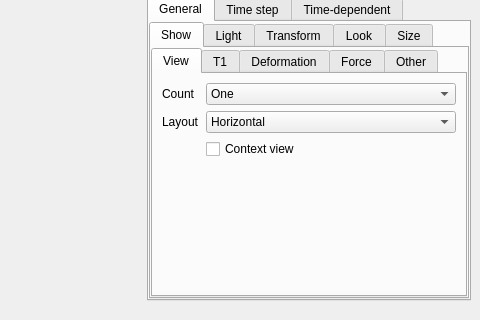
This is MainWindow.ui in danlipsa/foamvis as Qt 5 draws it before an edit; both pictures show x 563 to 1043 and y 140 to 460 of the 1043 by 596 pixel window. The edited form follows.
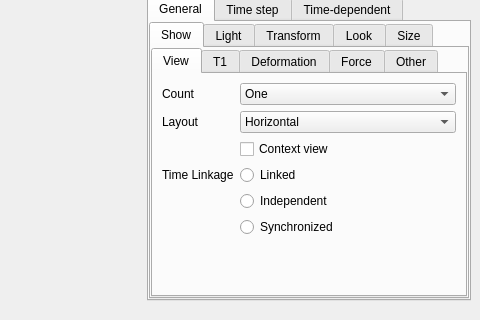
This is the edited form. The open tabs and pages were chosen to show the change. Custom widgets are drawn as their Qt base class.

```diff
--- a/MainWindow.ui
+++ b/MainWindow.ui
@@ -403,6 +403,43 @@
                      </property>
                     </widget>
                    </item>
+                   <item row="3" column="1">
+                    <widget class="QRadioButton" name="radioButtonTimeLinked">
+                     <property name="text">
+                      <string>Linked</string>
+                     </property>
+                     <attribute name="buttonGroup">
+                      <string>buttonGroupTimeLinkage</string>
+                     </attribute>
+                    </widget>
+                   </item>
+                   <item row="4" column="1">
+                    <widget class="QRadioButton" name="radioButtonTimeIndependent">
+                     <property name="text">
+                      <string>Independent</string>
+                     </property>
+                     <attribute name="buttonGroup">
+                      <string>buttonGroupTimeLinkage</string>
+                     </attribute>
+                    </widget>
+                   </item>
+                   <item row="5" column="1">
+                    <widget class="QRadioButton" name="radioButtonTimeSynchronized">
+                     <property name="text">
+                      <string>Synchronized</string>
+                     </property>
+                     <attribute name="buttonGroup">
+                      <string>buttonGroupTimeLinkage</string>
+                     </attribute>
+                    </widget>
+                   </item>
+                   <item row="3" column="0">
+                    <widget class="QLabel" name="label_32">
+                     <property name="text">
+                      <string>Time Linkage</string>
+                     </property>
+                    </widget>
+                   </item>
                   </layout>
                  </widget>
                  <widget class="QWidget" name="tabT1">
```
Left out of the diff: 241 changed lines with no effect on the pictures.
